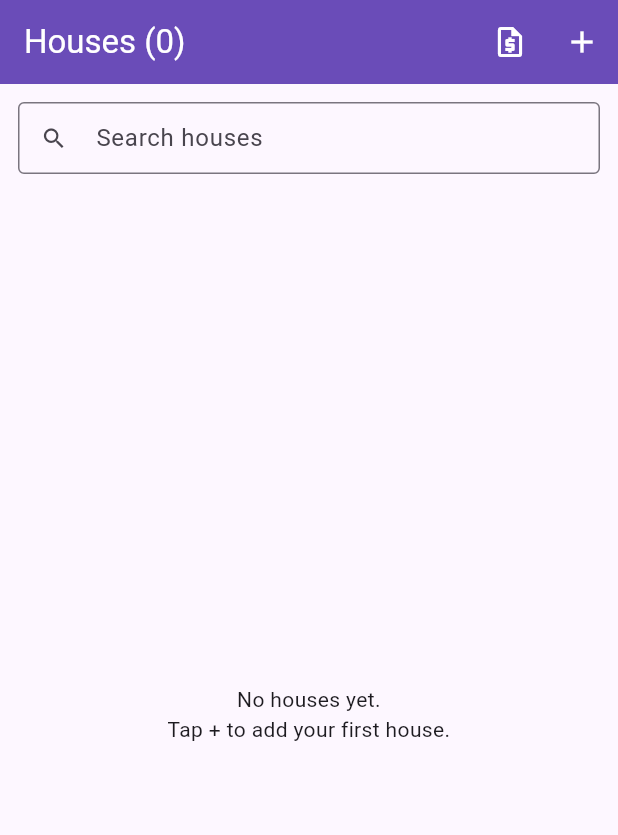
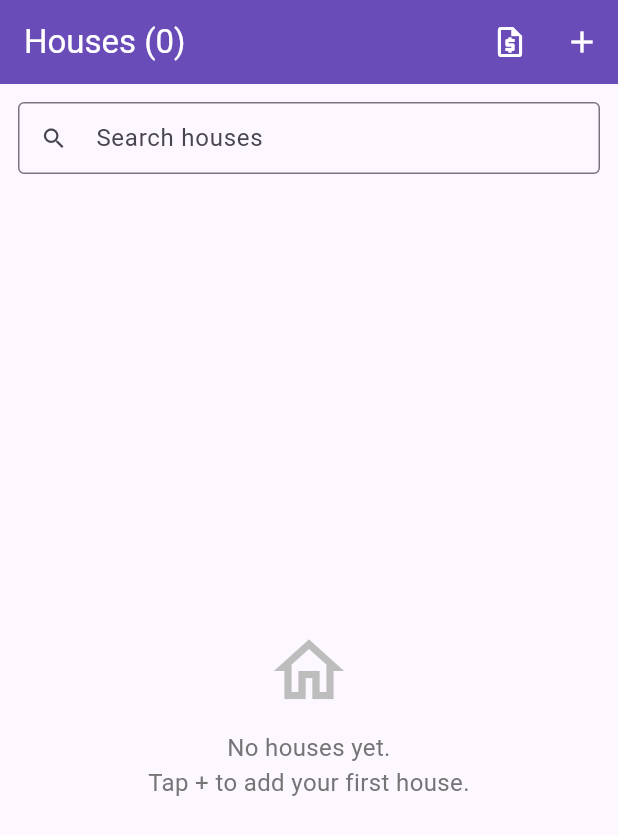
Before and after one commit to mhtruong-00/kit305-a4-mhtruong-00, a Flutter app: the screen it shows after launch, on a phone screen of 412 x 824 dp. Shown: the top 835 px of the screen. Run offline on Flutter 3.47's test engine with Material 3 defaults, Android fonts, the phone set to English and light mode, and no system bars; our stand-ins replace cloud_firestore, firebase_core, image_picker, share_plus; accounts and stored records are empty.

Commit message:
Add reusable EmptyState widget and use it on house/room/product lists

```diff
--- a/lib/screens/house_list_screen.dart
+++ b/lib/screens/house_list_screen.dart
@@ -4,6 +4,7 @@ import 'package:flutter/material.dart';
 
 import '../models/house.dart';
 import '../services/firestore_service.dart';
+import '../widgets/empty_state.dart';
 import 'house_edit_screen.dart';
 import 'quote_screen.dart';
 import 'room_list_screen.dart';
@@ -131,11 +132,10 @@ class _HouseListScreenState extends State<HouseListScreen> {
                 child: snapshot.connectionState == ConnectionState.waiting
                     ? const Center(child: CircularProgressIndicator())
                     : displayed.isEmpty
-                        ? const Center(
-                            child: Text(
-                              'No houses yet.\nTap + to add your first house.',
-                              textAlign: TextAlign.center,
-                            ),
+                        ? const EmptyState(
+                            icon: Icons.home_outlined,
+                            message:
+                                'No houses yet.\nTap + to add your first house.',
                           )
                         : ListView.separated(
                             itemCount: displayed.length,
--- /dev/null
+++ b/lib/widgets/empty_state.dart
@@ -0,0 +1,34 @@
+import 'package:flutter/material.dart';
+
+/// A reusable centered empty-state placeholder for list screens.
+class EmptyState extends StatelessWidget {
+  final IconData icon;
+  final String message;
+
+  const EmptyState({
+    super.key,
+    required this.message,
+    this.icon = Icons.inbox_outlined,
+  });
+
+  @override
+  Widget build(BuildContext context) {
+    return Center(
+      child: Padding(
+        padding: const EdgeInsets.all(32),
+        child: Column(
+          mainAxisSize: MainAxisSize.min,
+          children: [
+            Icon(icon, size: 56, color: Colors.grey.shade400),
+            const SizedBox(height: 12),
+            Text(
+              message,
+              textAlign: TextAlign.center,
+              style: TextStyle(fontSize: 16, color: Colors.grey.shade600),
+            ),
+          ],
+        ),
+      ),
+    );
+  }
+}
```
Also changed, not shown: lib/screens/product_list_screen.dart (+6 -2 lines), lib/screens/room_list_screen.dart (+4 -3 lines), 1 other file.
